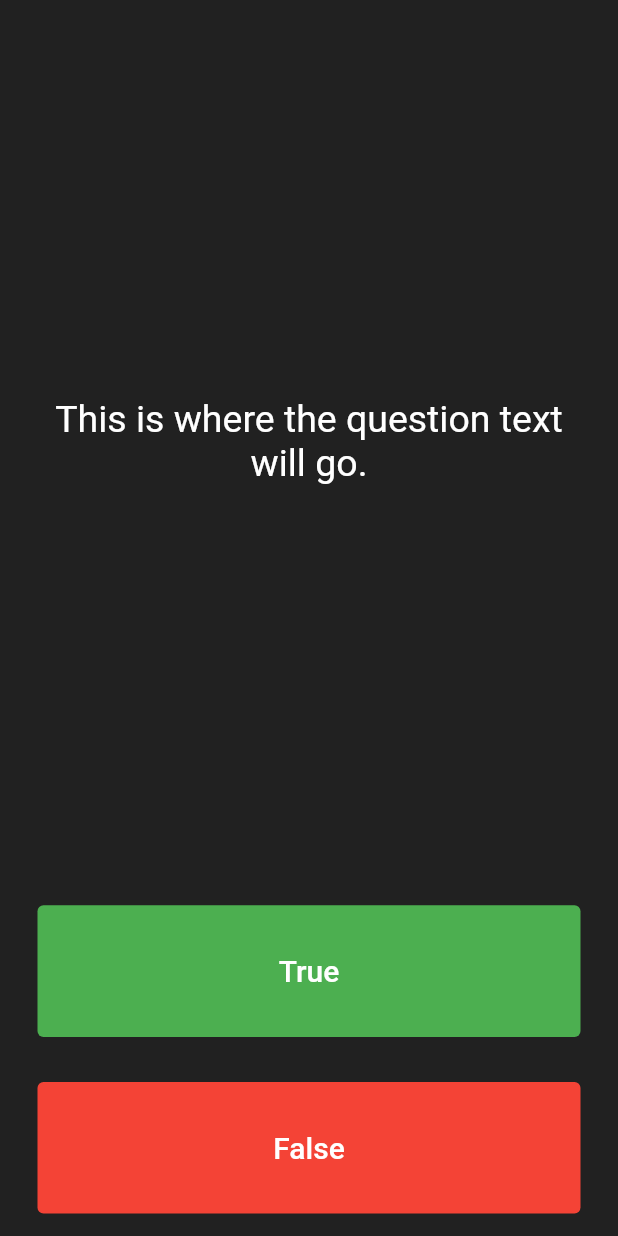
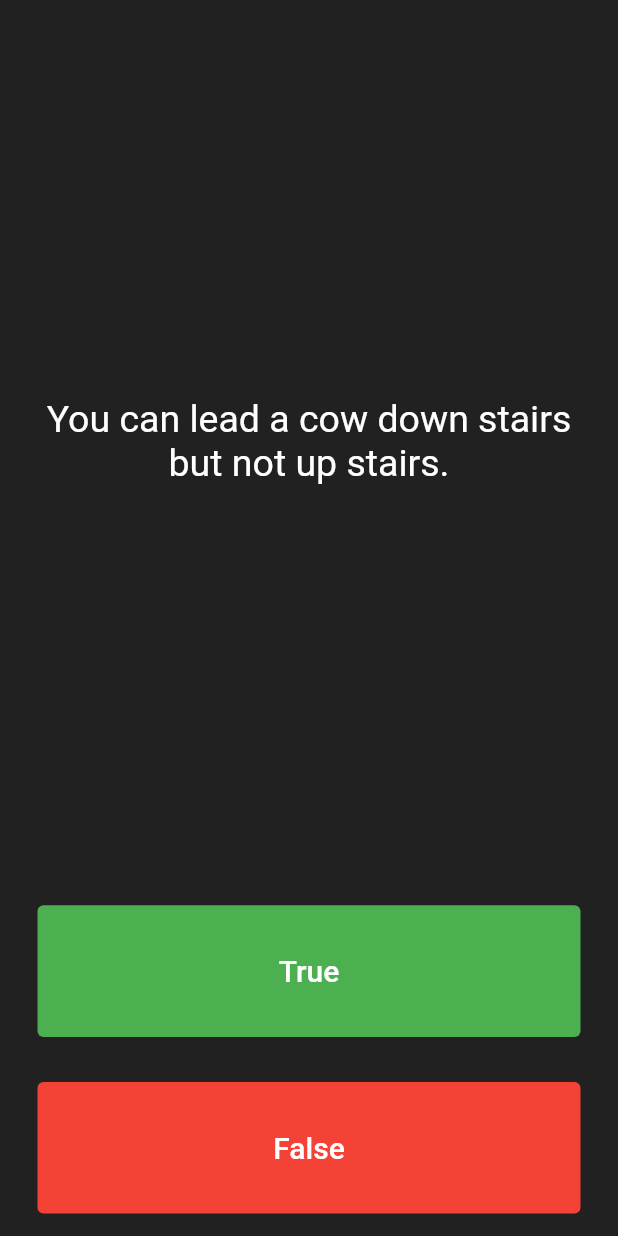
Before and after one commit to AndresLince/quizzler-flutter, a Flutter app: the screen it shows after launch, on a phone screen of 412 x 824 dp. Run offline on Flutter 3.47's test engine with Material 2 defaults, Android fonts, the phone set to English and light mode, and no system bars.

Commit message:
Add list of questions

```diff
--- a/lib/main.dart
+++ b/lib/main.dart
@@ -32,21 +32,27 @@ class QuizPage extends StatefulWidget {
 
 class _QuizPageState extends State<QuizPage> {
   List<Widget> scoreKeeper = [];
+  int currentQuestion = 0;
+  List<String> questions = [
+    'You can lead a cow down stairs but not up stairs.',
+    'Approximately one quarter of human bones are in the feet.',
+    'A slug\'s blood is green.',
+  ];
   @override
   Widget build(BuildContext context) {
     return Column(
       mainAxisAlignment: MainAxisAlignment.spaceBetween,
       crossAxisAlignment: CrossAxisAlignment.stretch,
       children: <Widget>[
-        const Expanded(
+        Expanded(
           flex: 5,
           child: Padding(
-            padding: EdgeInsets.all(10.0),
+            padding: const EdgeInsets.all(10.0),
             child: Center(
               child: Text(
-                'This is where the question text will go.',
+                questions[currentQuestion],
                 textAlign: TextAlign.center,
-                style: TextStyle(
+                style: const TextStyle(
                   fontSize: 25.0,
                   color: Colors.white,
                 ),
```
